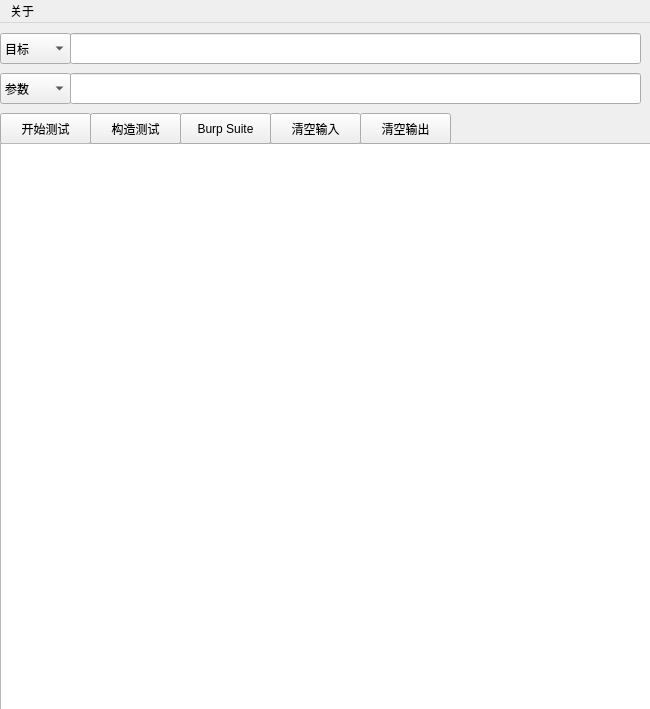
Jewel591/xssmap, file ui/mainwindow.ui: the form before one commit.
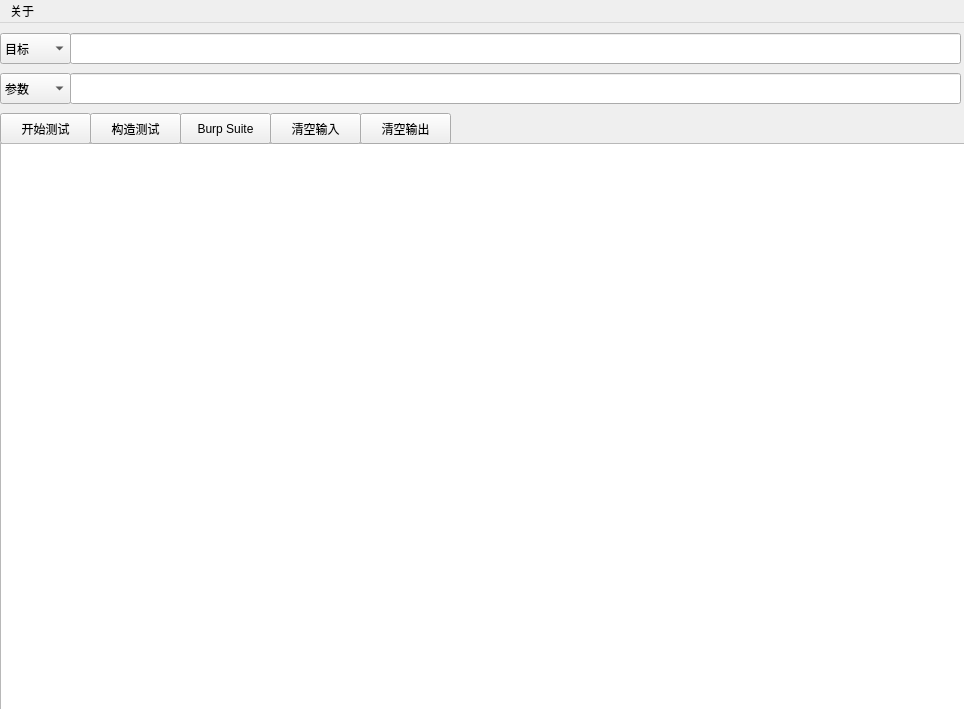
The form after the commit.

The edit to the form file:
```diff
--- a/ui/mainwindow.ui
+++ b/ui/mainwindow.ui
@@ -6,7 +6,7 @@
    <rect>
     <x>0</x>
     <y>0</y>
-    <width>650</width>
+    <width>964</width>
     <height>709</height>
    </rect>
   </property>
@@ -40,7 +40,7 @@
      <rect>
       <x>70</x>
       <y>10</y>
-      <width>571</width>
+      <width>891</width>
       <height>31</height>
      </rect>
     </property>
@@ -71,7 +71,7 @@
      <rect>
       <x>70</x>
       <y>50</y>
-      <width>571</width>
+      <width>891</width>
       <height>31</height>
      </rect>
     </property>
@@ -122,7 +122,7 @@
      <rect>
       <x>0</x>
       <y>120</y>
-      <width>651</width>
+      <width>981</width>
       <height>571</height>
      </rect>
     </property>
@@ -206,7 +206,7 @@
     <rect>
      <x>0</x>
      <y>0</y>
-     <width>650</width>
+     <width>964</width>
      <height>22</height>
     </rect>
    </property>
```
